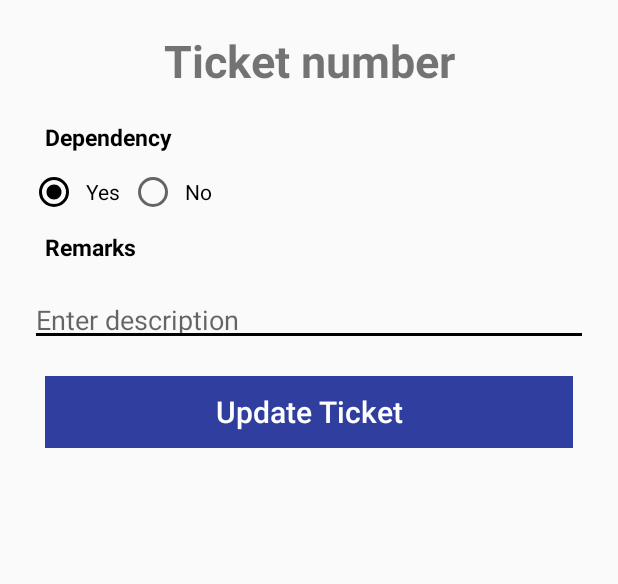
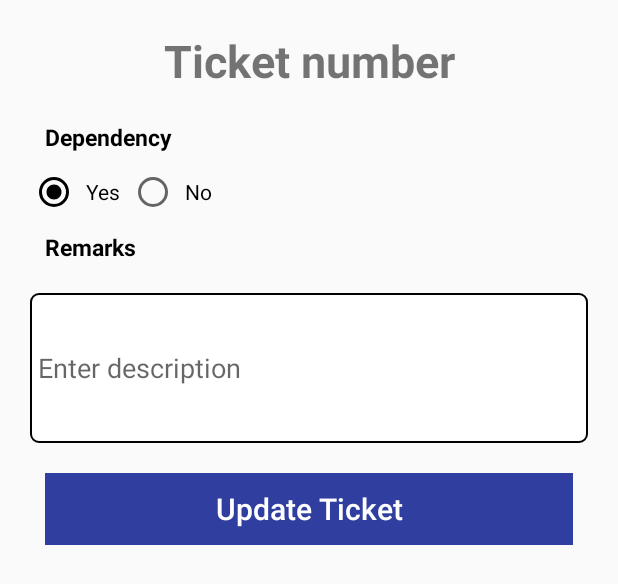
Before and after one commit to parita-detroja/IshanSupportSystem, an Android app: the layout fragment_update_ticket.xml on its own in the app's theme, with its tools: preview values and no code run, on a phone screen of 412 x 824 dp. Shown: the top 584 px of the screen. Run offline under Robolectric (Android 15) with nearby library versions, the phone set to English and light mode, and no system bars.

```diff
--- a/app/src/main/java/com/digidot/ishansupportsystem/fragment/TicketListFragment.java
+++ b/app/src/main/java/com/digidot/ishansupportsystem/fragment/TicketListFragment.java
@@ -150,10 +150,11 @@ public class TicketListFragment extends Fragment {
         Map<String,String> ticketFields=new HashMap<>();
         ticketFields.put("UserId",userId);
         ticketFields.put("TicketStatus",ticketStatus);
-
+        ((HomeActivity)mContext).viewProgress();
         mApiService.getTickets(ticketFields).enqueue(new Callback<TicketResponse>() {
             @Override
             public void onResponse(Call<TicketResponse> call, Response<TicketResponse> response) {
+                ((HomeActivity)mContext).hideProgress();
                 List<Ticket> ticketList = new ArrayList<>();
                 if(response.isSuccessful() && response.code()==200) {
                     TicketResponse ticketResponse = response.body();
--- a/app/src/main/res/layout/fragment_update_ticket.xml
+++ b/app/src/main/res/layout/fragment_update_ticket.xml
@@ -136,7 +136,7 @@
         <EditText
             android:id="@+id/etRemarks"
             android:layout_width="match_parent"
-            android:layout_height="wrap_content"
+            android:layout_height="@dimen/dim_100dp"
             android:lines="4"
             android:layout_marginTop="@dimen/dim_10dp"
             android:layout_marginBottom="@dimen/dim_10dp"
@@ -144,7 +144,9 @@
             android:paddingBottom="@dimen/dim_5dp"
             android:hint="@string/txt_enter_description"
             android:textColor="@color/colorBlack"
-            android:inputType="text" />
+            android:inputType="text|textMultiLine"
+            android:background="@drawable/shape"
+            android:padding="@dimen/dim_5dp" />
 
         <Button
             android:id="@+id/btnUpdateTicket"
```
Also changed, not shown: app/src/main/java/com/digidot/ishansupportsystem/activity/HomeActivity.java (+11 -0 lines), app/src/main/res/layout/activity_home.xml (+13 -5 lines), app/src/main/res/layout/fragment_create_ticket.xml (+9 -9 lines).
